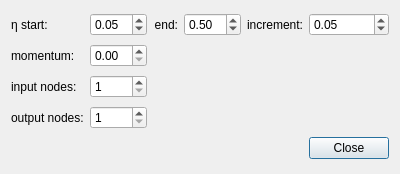
joshuaeckroth/NeuralNetworkSimulator, file config.ui: the form before one commit.
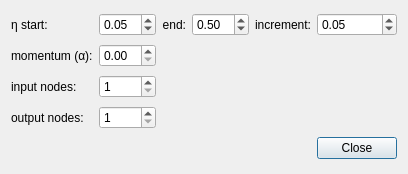
The form after the commit.

Commit message: Momentum supported.

```diff
--- a/config.ui
+++ b/config.ui
@@ -77,7 +77,7 @@
    <item row="1" column="0">
     <widget class="QLabel" name="momentumLabel">
      <property name="text">
-      <string>momentum:</string>
+      <string>momentum (α):</string>
      </property>
     </widget>
    </item>
```
The commit also changes 3 other files.
